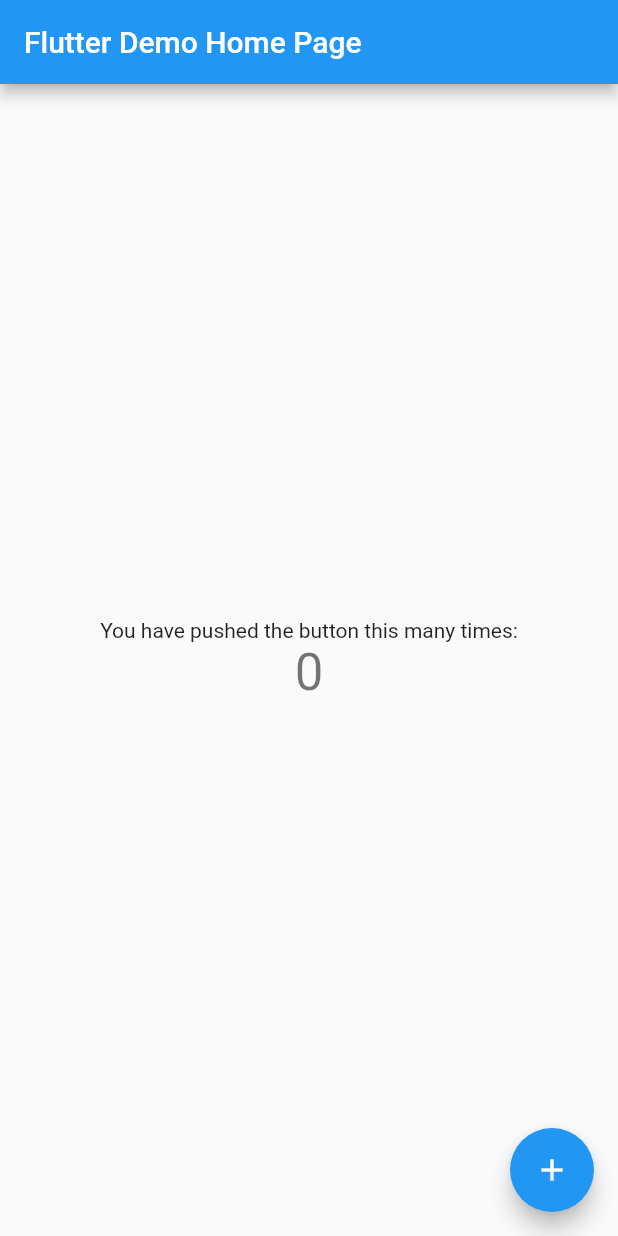
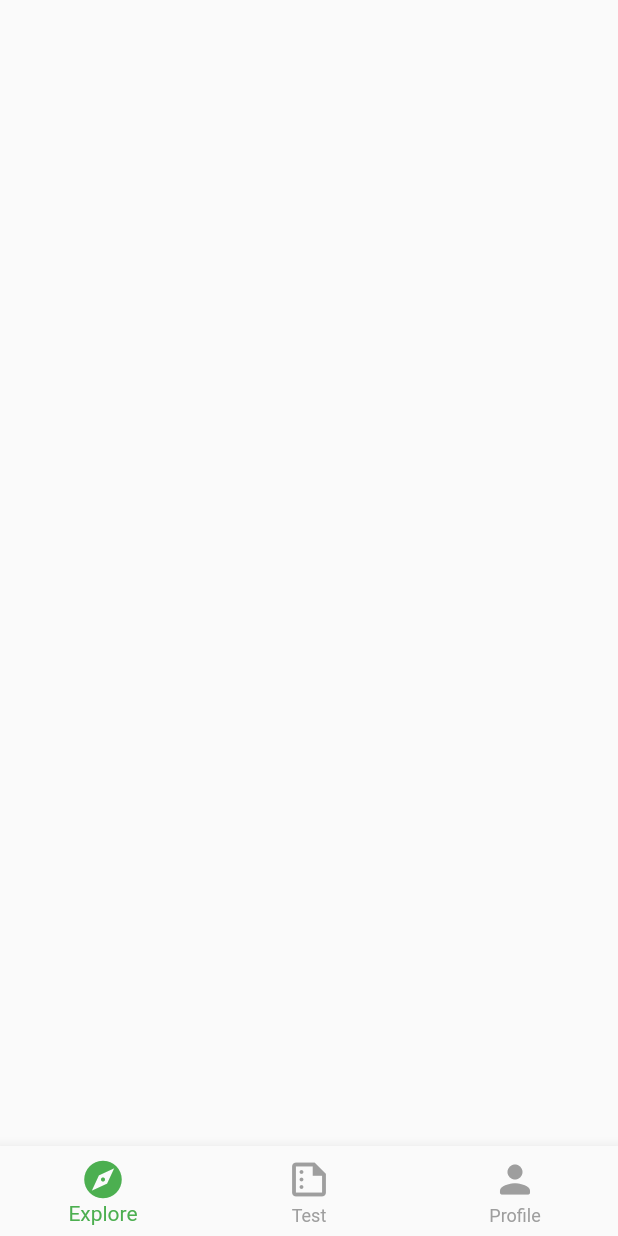
Before and after one commit to qwertybee/Ideal-Classification-Test-App, a Flutter app: the screen it shows after launch, on a phone screen of 412 x 824 dp. Run offline on Flutter 3.47's test engine with Material 2 defaults, Android fonts, the phone set to English and light mode, and no system bars.

Commit message:
Added screen structures

```diff
--- /dev/null
+++ b/lib/exploration_screens/explore.dart
@@ -0,0 +1,17 @@
+import 'package:flutter/material.dart';
+
+class Explore extends StatefulWidget {
+  const Explore({Key? key}) : super(key: key);
+
+  @override
+  State<Explore> createState() => _ExploreState();
+}
+
+class _ExploreState extends State<Explore> {
+  @override
+  Widget build(BuildContext context) {
+    return Container(
+
+    );
+  }
+}
--- a/lib/main.dart
+++ b/lib/main.dart
@@ -1,4 +1,7 @@
 import 'package:flutter/material.dart';
+import 'package:project_2/question_screens/questions.dart';
+import 'package:project_2/exploration_screens/explore.dart';
+import 'package:project_2/profile_screens/profile.dart';
 
 void main() {
   runApp(const MyApp());
@@ -13,17 +16,9 @@ class MyApp extends StatelessWidget {
     return MaterialApp(
       title: 'Flutter Demo',
       theme: ThemeData(
-        // This is the theme of your application.
-        //
-        // Try running your application with "flutter run". You'll see the
-        // application has a blue toolbar. Then, without quitting the app, try
-        // changing the primarySwatch below to Colors.green and then invoke
-        // "hot reload" (press "r" in the console where you ran "flutter run",
-        // or simply save your changes to "hot reload" in a Flutter IDE).
-        // Notice that the counter didn't reset back to zero; the application
-        // is not restarted.
         primarySwatch: Colors.blue,
       ),
+      debugShowCheckedModeBanner: false,
       home: const MyHomePage(title: 'Flutter Demo Home Page'),
     );
   }
@@ -31,16 +26,6 @@ class MyApp extends StatelessWidget {
 
 class MyHomePage extends StatefulWidget {
   const MyHomePage({Key? key, required this.title}) : super(key: key);
-
-  // This widget is the home page of your application. It is stateful, meaning
-  // that it has a State object (defined below) that contains fields that affect
-  // how it looks.
-
-  // This class is the configuration for the state. It holds the values (in this
-  // case the title) provided by the parent (in this case the App widget) and
-  // used by the build method of the State. Fields in a Widget subclass are
-  // always marked "final".
-
   final String title;
 
   @override
@@ -48,68 +33,45 @@ class MyHomePage extends StatefulWidget {
 }
 
 class _MyHomePageState extends State<MyHomePage> {
-  int _counter = 0;
-
-  void _incrementCounter() {
-    setState(() {
-      // This call to setState tells the Flutter framework that something has
-      // changed in this State, which causes it to rerun the build method below
-      // so that the display can reflect the updated values. If we changed
-      // _counter without calling setState(), then the build method would not be
-      // called again, and so nothing would appear to happen.
-      _counter++;
-    });
-  }
+  int currentIndex = 0;
+  final screens = [const Questions(), const Explore(), const Profile()];
 
   @override
   Widget build(BuildContext context) {
-    // This method is rerun every time setState is called, for instance as done
-    // by the _incrementCounter method above.
-    //
-    // The Flutter framework has been optimized to make rerunning build methods
-    // fast, so that you can just rebuild anything that needs updating rather
-    // than having to individually change instances of widgets.
+
     return Scaffold(
-      appBar: AppBar(
-        // Here we take the value from the MyHomePage object that was created by
-        // the App.build method, and use it to set our appbar title.
-        title: Text(widget.title),
+      body: IndexedStack(
+        index: currentIndex,
+        children: screens,
       ),
-      body: Center(
-        // Center is a layout widget. It takes a single child and positions it
-        // in the middle of the parent.
-        child: Column(
-          // Column is also a layout widget. It takes a list of children and
-          // arranges them vertically. By default, it sizes itself to fit its
-          // children horizontally, and tries to be as tall as its parent.
-          //
-          // Invoke "debug painting" (press "p" in the console, choose the
-          // "Toggle Debug Paint" action from the Flutter Inspector in Android
-          // Studio, or the "Toggle Debug Paint" command in Visual Studio Code)
-          // to see the wireframe for each widget.
-          //
-          // Column has various properties to control how it sizes itself and
-          // how it positions its children. Here we use mainAxisAlignment to
-          // center the children vertically; the main axis here is the vertical
-          // axis because Columns are vertical (the cross axis would be
-          // horizontal).
-          mainAxisAlignment: MainAxisAlignment.center,
-          children: <Widget>[
-            const Text(
-              'You have pushed the button this many times:',
+        bottomNavigationBar: BottomNavigationBar(
+          onTap: ((index) {
+            setState(() {
+              currentIndex = index;
+            });
+          }
+          ),
+          items: const <BottomNavigationBarItem>[
+            BottomNavigationBarItem(
+                icon: Icon(Icons.explore_rounded),
+                label: 'Explore'
             ),
-            Text(
-              '$_counter',
-              style: Theme.of(context).textTheme.headline4,
+            BottomNavigationBarItem(
+              icon: Icon(Icons.summarize_outlined),
+              label: 'Test',
+            ),
+            BottomNavigationBarItem(
+              icon: Icon(Icons.person_rounded),
+              label: 'Profile',
             ),
           ],
+          iconSize: 30.0,
+          currentIndex: currentIndex,
+          selectedItemColor: Colors.green,
+          unselectedItemColor: Colors.grey,
+          // showSelectedLabels: false,
+          // showUnselectedLabels: true,
         ),
-      ),
-      floatingActionButton: FloatingActionButton(
-        onPressed: _incrementCounter,
-        tooltip: 'Increment',
-        child: const Icon(Icons.add),
-      ), // This trailing comma makes auto-formatting nicer for build methods.
     );
   }
 }
--- /dev/null
+++ b/lib/profile_screens/profile.dart
@@ -0,0 +1,17 @@
+import 'package:flutter/material.dart';
+
+class Profile extends StatefulWidget {
+  const Profile({Key? key}) : super(key: key);
+
+  @override
+  State<Profile> createState() => _ProfileState();
+}
+
+class _ProfileState extends State<Profile> {
+  @override
+  Widget build(BuildContext context) {
+    return Container(
+
+    );
+  }
+}
--- /dev/null
+++ b/lib/question_screens/questions.dart
@@ -0,0 +1,15 @@
+import 'package:flutter/material.dart';
+
+class Questions extends StatefulWidget {
+  const Questions({Key? key}) : super(key: key);
+
+  @override
+  State<Questions> createState() => _QuestionsState();
+}
+
+class _QuestionsState extends State<Questions> {
+  @override
+  Widget build(BuildContext context) {
+    return Container();
+  }
+}
```
Also changed, not shown: lib/primary.dart (added).
